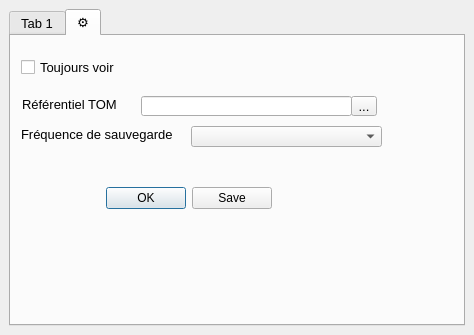
Before: the Qt Designer form mon_parcellaire_dockwidget_base.ui in jhemmi/MonParcellaire, drawn with Qt 5.
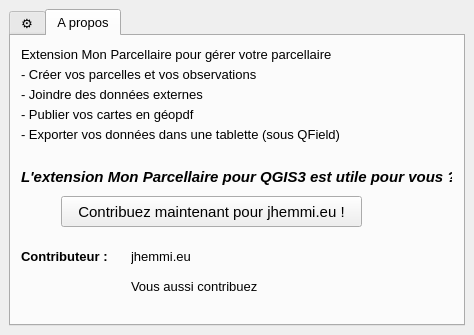
After: the same form once the commit is applied.

```diff
--- a/mon_parcellaire_dockwidget_base.ui
+++ b/mon_parcellaire_dockwidget_base.ui
@@ -33,41 +33,18 @@
         <property name="currentIndex">
          <number>1</number>
         </property>
-        <widget class="QWidget" name="tab">
-         <attribute name="title">
-          <string>Tab 1</string>
-         </attribute>
-        </widget>
+        <property name="movable">
+         <bool>true</bool>
+        </property>
         <widget class="QWidget" name="tab_Parametres">
          <attribute name="title">
           <string>⚙️</string>
          </attribute>
-         <widget class="QComboBox" name="FrequenceSauvegarde_comboBox">
-          <property name="geometry">
-           <rect>
-            <x>180</x>
-            <y>90</y>
-            <width>191</width>
-            <height>21</height>
-           </rect>
-          </property>
-          <property name="sizePolicy">
-           <sizepolicy hsizetype="Preferred" vsizetype="Preferred">
-            <horstretch>0</horstretch>
-            <verstretch>0</verstretch>
-           </sizepolicy>
-          </property>
-          <property name="font">
-           <font>
-            <pointsize>10</pointsize>
-           </font>
-          </property>
-         </widget>
          <widget class="QLabel" name="label_Referentiel">
           <property name="geometry">
            <rect>
             <x>11</x>
-            <y>60</y>
+            <y>10</y>
             <width>121</width>
             <height>17</height>
            </rect>
@@ -100,7 +77,7 @@
           <property name="geometry">
            <rect>
             <x>130</x>
-            <y>60</y>
+            <y>10</y>
             <width>211</width>
             <height>20</height>
            </rect>
@@ -139,32 +116,11 @@
            <set>Qt::AlignRight|Qt::AlignTrailing|Qt::AlignVCenter</set>
           </property>
          </widget>
-         <widget class="QLabel" name="label_FrequenceSauvegarde">
-          <property name="geometry">
-           <rect>
-            <x>10</x>
-            <y>90</y>
-            <width>181</width>
-            <height>17</height>
-           </rect>
-          </property>
-          <property name="font">
-           <font>
-            <pointsize>10</pointsize>
-           </font>
-          </property>
-          <property name="text">
-           <string>Fréquence de sauvegarde </string>
-          </property>
-          <property name="alignment">
-           <set>Qt::AlignLeading|Qt::AlignLeft|Qt::AlignVCenter</set>
-          </property>
-         </widget>
          <widget class="QCheckBox" name="Voir_checkBox">
           <property name="geometry">
            <rect>
             <x>10</x>
-            <y>20</y>
+            <y>190</y>
             <width>141</width>
             <height>23</height>
            </rect>
@@ -181,8 +137,8 @@
          <widget class="QDialogButtonBox" name="Prepare_buttonBox">
           <property name="geometry">
            <rect>
-            <x>60</x>
-            <y>150</y>
+            <x>90</x>
+            <y>160</y>
             <width>201</width>
             <height>25</height>
            </rect>
@@ -206,7 +162,7 @@
           <property name="geometry">
            <rect>
             <x>340</x>
-            <y>60</y>
+            <y>10</y>
             <width>26</width>
             <height>20</height>
            </rect>
@@ -228,6 +184,361 @@
           </property>
           <property name="text">
            <string>...</string>
+          </property>
+         </widget>
+         <widget class="QWidget" name="verticalLayoutWidget">
+          <property name="geometry">
+           <rect>
+            <x>10</x>
+            <y>60</y>
+            <width>381</width>
+            <height>88</height>
+           </rect>
+          </property>
+          <layout class="QVBoxLayout" name="verticalLayout_2">
+           <item>
+            <widget class="QCheckBox" name="Jointure_checkBox">
+             <property name="font">
+              <font>
+               <pointsize>10</pointsize>
+              </font>
+             </property>
+             <property name="text">
+              <string>Données externes (déposé dans le référentiel)</string>
+             </property>
+            </widget>
+           </item>
+           <item>
+            <layout class="QHBoxLayout" name="attributJointure_horizontalLayout">
+             <item>
+              <widget class="QLabel" name="label_AttributJointure">
+               <property name="font">
+                <font>
+                 <pointsize>10</pointsize>
+                </font>
+               </property>
+               <property name="text">
+                <string>Attribut pour jointure</string>
+               </property>
+               <property name="alignment">
+                <set>Qt::AlignLeading|Qt::AlignLeft|Qt::AlignVCenter</set>
+               </property>
+              </widget>
+             </item>
+             <item>
+              <widget class="QComboBox" name="AttributJointure_comboBox">
+               <property name="sizePolicy">
+                <sizepolicy hsizetype="Preferred" vsizetype="Preferred">
+                 <horstretch>0</horstretch>
+                 <verstretch>0</verstretch>
+                </sizepolicy>
+               </property>
+               <property name="font">
+                <font>
+                 <pointsize>10</pointsize>
+                </font>
+               </property>
+              </widget>
+             </item>
+            </layout>
+           </item>
+           <item>
+            <layout class="QHBoxLayout" name="attributs_horizontalLayout">
+             <item>
+              <widget class="QLabel" name="label_AttributsAJoindre">
+               <property name="font">
+                <font>
+                 <pointsize>10</pointsize>
+                </font>
+               </property>
+               <property name="text">
+                <string>Attributs à joindre</string>
+               </property>
+               <property name="alignment">
+                <set>Qt::AlignLeading|Qt::AlignLeft|Qt::AlignVCenter</set>
+               </property>
+              </widget>
+             </item>
+             <item>
+              <widget class="QComboBox" name="AttributsAJoindre_comboBox">
+               <property name="sizePolicy">
+                <sizepolicy hsizetype="Preferred" vsizetype="Preferred">
+                 <horstretch>0</horstretch>
+                 <verstretch>0</verstretch>
+                </sizepolicy>
+               </property>
+               <property name="font">
+                <font>
+                 <pointsize>10</pointsize>
+                </font>
+               </property>
+              </widget>
+             </item>
+            </layout>
+           </item>
+          </layout>
+         </widget>
+         <widget class="QComboBox" name="FrequenceSauvegarde_comboBox">
+          <property name="geometry">
+           <rect>
+            <x>200</x>
+            <y>30</y>
+            <width>161</width>
+            <height>21</height>
+           </rect>
+          </property>
+          <property name="sizePolicy">
+           <sizepolicy hsizetype="Preferred" vsizetype="Preferred">
+            <horstretch>0</horstretch>
+            <verstretch>0</verstretch>
+           </sizepolicy>
+          </property>
+          <property name="font">
+           <font>
+            <pointsize>10</pointsize>
+           </font>
+          </property>
+         </widget>
+         <widget class="QLabel" name="label_FrequenceSauvegarde">
+          <property name="geometry">
+           <rect>
+            <x>10</x>
+            <y>30</y>
+            <width>181</width>
+            <height>18</height>
+           </rect>
+          </property>
+          <property name="font">
+           <font>
+            <pointsize>10</pointsize>
+           </font>
+          </property>
+          <property name="text">
+           <string>Fréquence de sauvegarde</string>
+          </property>
+          <property name="alignment">
+           <set>Qt::AlignLeading|Qt::AlignLeft|Qt::AlignVCenter</set>
+          </property>
+         </widget>
+        </widget>
+        <widget class="QWidget" name="tab_Apropos">
+         <attribute name="title">
+          <string>A propos</string>
+         </attribute>
+         <widget class="QLabel" name="label_extension">
+          <property name="geometry">
+           <rect>
+            <x>10</x>
+            <y>10</y>
+            <width>456</width>
+            <height>16</height>
+           </rect>
+          </property>
+          <property name="font">
+           <font>
+            <pointsize>10</pointsize>
+           </font>
+          </property>
+          <property name="text">
+           <string>Extension Mon Parcellaire pour gérer votre parcellaire</string>
+          </property>
+          <property name="alignment">
+           <set>Qt::AlignLeading|Qt::AlignLeft|Qt::AlignVCenter</set>
+          </property>
+         </widget>
+         <widget class="QLabel" name="label_extension_2">
+          <property name="geometry">
+           <rect>
+            <x>10</x>
+            <y>30</y>
+            <width>456</width>
+            <height>16</height>
+           </rect>
+          </property>
+          <property name="font">
+           <font>
+            <pointsize>10</pointsize>
+           </font>
+          </property>
+          <property name="text">
+           <string>- Créer vos parcelles et vos observations</string>
+          </property>
+          <property name="alignment">
+           <set>Qt::AlignLeading|Qt::AlignLeft|Qt::AlignVCenter</set>
+          </property>
+         </widget>
+         <widget class="QLabel" name="label_extension_3">
+          <property name="geometry">
+           <rect>
+            <x>10</x>
+            <y>50</y>
+            <width>456</width>
+            <height>16</height>
+           </rect>
+          </property>
+          <property name="font">
+           <font>
+            <pointsize>10</pointsize>
+           </font>
+          </property>
+          <property name="text">
+           <string>- Joindre des données externes</string>
+          </property>
+          <property name="alignment">
+           <set>Qt::AlignLeading|Qt::AlignLeft|Qt::AlignVCenter</set>
+          </property>
+         </widget>
+         <widget class="QLabel" name="label_extension_4">
+          <property name="geometry">
+           <rect>
+            <x>10</x>
+            <y>70</y>
+            <width>456</width>
+            <height>16</height>
+           </rect>
+          </property>
+          <property name="font">
+           <font>
+            <pointsize>10</pointsize>
+           </font>
+          </property>
+          <property name="text">
+           <string>- Publier vos cartes en géopdf</string>
+          </property>
+          <property name="alignment">
+           <set>Qt::AlignLeading|Qt::AlignLeft|Qt::AlignVCenter</set>
+          </property>
+         </widget>
+         <widget class="QLabel" name="label_extension_5">
+          <property name="geometry">
+           <rect>
+            <x>10</x>
+            <y>90</y>
+            <width>456</width>
+            <height>16</height>
+           </rect>
+          </property>
+          <property name="font">
+           <font>
+            <pointsize>10</pointsize>
+           </font>
+          </property>
+          <property name="text">
+           <string>- Exporter vos données dans une tablette (sous QField)</string>
+          </property>
+          <property name="alignment">
+           <set>Qt::AlignLeading|Qt::AlignLeft|Qt::AlignVCenter</set>
+          </property>
+         </widget>
+         <widget class="QLabel" name="label_505">
+          <property name="geometry">
+           <rect>
+            <x>10</x>
+            <y>130</y>
+            <width>431</width>
+            <height>21</height>
+           </rect>
+          </property>
+          <property name="font">
+           <font>
+            <pointsize>11</pointsize>
+            <weight>75</weight>
+            <italic>true</italic>
+            <bold>true</bold>
+           </font>
+          </property>
+          <property name="text">
+           <string>L'extension Mon Parcellaire pour QGIS3 est utile pour vous ?</string>
+          </property>
+         </widget>
+         <widget class="QPushButton" name="buttonContribuer">
+          <property name="geometry">
+           <rect>
+            <x>50</x>
+            <y>160</y>
+            <width>301</width>
+            <height>31</height>
+           </rect>
+          </property>
+          <property name="font">
+           <font>
+            <pointsize>11</pointsize>
+           </font>
+          </property>
+          <property name="toolTip">
+           <string>&lt;html&gt;&lt;head/&gt;&lt;body&gt;&lt;p&gt;&lt;span style=&quot; color:#00aa00;&quot;&gt;Vous pouvez agir et soutenir l'extension. Sa maintenance et ses évolutions dépendent de vous. Contribuez, maintenant.&lt;/span&gt;&lt;/p&gt;&lt;/body&gt;&lt;/html&gt;</string>
+          </property>
+          <property name="autoFillBackground">
+           <bool>false</bool>
+          </property>
+          <property name="text">
+           <string>Contribuez maintenant pour jhemmi.eu !</string>
+          </property>
+          <property name="default">
+           <bool>false</bool>
+          </property>
+          <property name="flat">
+           <bool>false</bool>
+          </property>
+         </widget>
+         <widget class="QLabel" name="label_506">
+          <property name="geometry">
+           <rect>
+            <x>10</x>
+            <y>210</y>
+            <width>111</width>
+            <height>21</height>
+           </rect>
+          </property>
+          <property name="font">
+           <font>
+            <weight>75</weight>
+            <bold>true</bold>
+           </font>
+          </property>
+          <property name="toolTip">
+           <string>&lt;html&gt;&lt;head/&gt;&lt;body&gt;&lt;p&gt;&lt;span style=&quot; font-size:10pt; color:#00aa00;&quot;&gt;Vous aussi contribuez à l'extension qui vous garantit de garder la maîtrise de vos mesures Physiocap. Le capteur vous permet de prendre possession de vos mesures. L'extension vous autorise à rester maître de leurs utilisations.&lt;/span&gt;&lt;/p&gt;&lt;/body&gt;&lt;/html&gt;</string>
+          </property>
+          <property name="text">
+           <string>Contributeur : </string>
+          </property>
+         </widget>
+         <widget class="QLabel" name="label_jhemmi">
+          <property name="geometry">
+           <rect>
+            <x>120</x>
+            <y>210</y>
+            <width>171</width>
+            <height>21</height>
+           </rect>
+          </property>
+          <property name="toolTip">
+           <string/>
+          </property>
+          <property name="text">
+           <string>jhemmi.eu</string>
+          </property>
+          <property name="scaledContents">
+           <bool>true</bool>
+          </property>
+         </widget>
+         <widget class="QLabel" name="label_autres">
+          <property name="geometry">
+           <rect>
+            <x>120</x>
+            <y>240</y>
+            <width>171</width>
+            <height>21</height>
+           </rect>
+          </property>
+          <property name="toolTip">
+           <string/>
+          </property>
+          <property name="text">
+           <string>Vous aussi contribuez</string>
+          </property>
+          <property name="scaledContents">
+           <bool>true</bool>
           </property>
          </widget>
         </widget>
```
Left out of the diff: 2 changed lines with no effect on the pictures.
